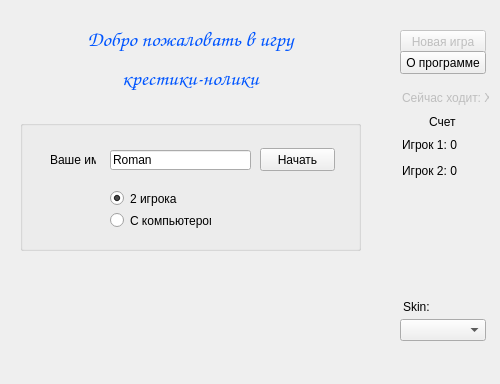
First picture: the form in mainwindow.ui, repository telogrejka/Tic-Tac-Toe-game, before the edit.
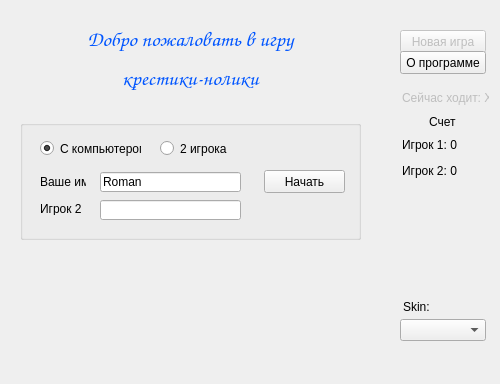
Second picture: the form after the edit. Icons and pictures are not drawn.

What changed in the file:
```diff
--- a/mainwindow.ui
+++ b/mainwindow.ui
@@ -42,7 +42,7 @@
       <x>20</x>
       <y>120</y>
       <width>341</width>
-      <height>131</height>
+      <height>120</height>
      </rect>
     </property>
     <property name="title">
@@ -51,8 +51,8 @@
     <widget class="QLineEdit" name="lineEdit">
      <property name="geometry">
       <rect>
-       <x>90</x>
-       <y>30</y>
+       <x>80</x>
+       <y>52</y>
        <width>141</width>
        <height>20</height>
       </rect>
@@ -67,8 +67,8 @@
     <widget class="QLabel" name="label">
      <property name="geometry">
       <rect>
-       <x>30</x>
-       <y>33</y>
+       <x>20</x>
+       <y>55</y>
        <width>46</width>
        <height>13</height>
       </rect>
@@ -80,9 +80,9 @@
     <widget class="QPushButton" name="pushButton">
      <property name="geometry">
       <rect>
-       <x>240</x>
-       <y>28</y>
-       <width>75</width>
+       <x>244</x>
+       <y>50</y>
+       <width>81</width>
        <height>23</height>
       </rect>
      </property>
@@ -96,8 +96,8 @@
     <widget class="QRadioButton" name="rb2Players">
      <property name="geometry">
       <rect>
-       <x>90</x>
-       <y>70</y>
+       <x>140</x>
+       <y>20</y>
        <width>82</width>
        <height>17</height>
       </rect>
@@ -106,20 +106,49 @@
       <string>2 игрока</string>
      </property>
      <property name="checked">
-      <bool>true</bool>
+      <bool>false</bool>
      </property>
     </widget>
     <widget class="QRadioButton" name="rbComp">
      <property name="geometry">
       <rect>
-       <x>90</x>
-       <y>92</y>
+       <x>20</x>
+       <y>20</y>
        <width>101</width>
        <height>17</height>
       </rect>
      </property>
      <property name="text">
       <string>С компьютером</string>
+     </property>
+     <property name="checked">
+      <bool>true</bool>
+     </property>
+    </widget>
+    <widget class="QLineEdit" name="lineEdit_2">
+     <property name="geometry">
+      <rect>
+       <x>80</x>
+       <y>80</y>
+       <width>141</width>
+       <height>20</height>
+      </rect>
+     </property>
+     <property name="focusPolicy">
+      <enum>Qt::StrongFocus</enum>
+     </property>
+    </widget>
+    <widget class="QLabel" name="player2_Label">
+     <property name="geometry">
+      <rect>
+       <x>20</x>
+       <y>82</y>
+       <width>46</width>
+       <height>13</height>
+      </rect>
+     </property>
+     <property name="text">
+      <string>Игрок 2</string>
      </property>
     </widget>
    </widget>
```
